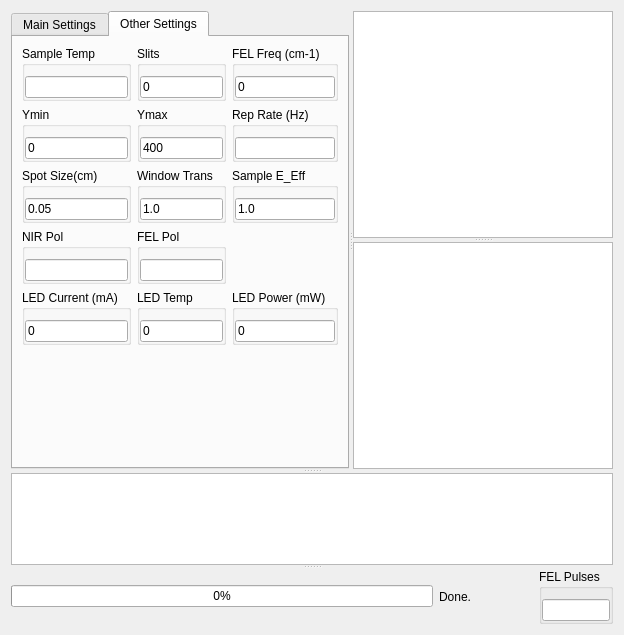
SherwinGroup/EMCCD-psychic, file UIs/TwoColorAbs.ui: the form before one commit.
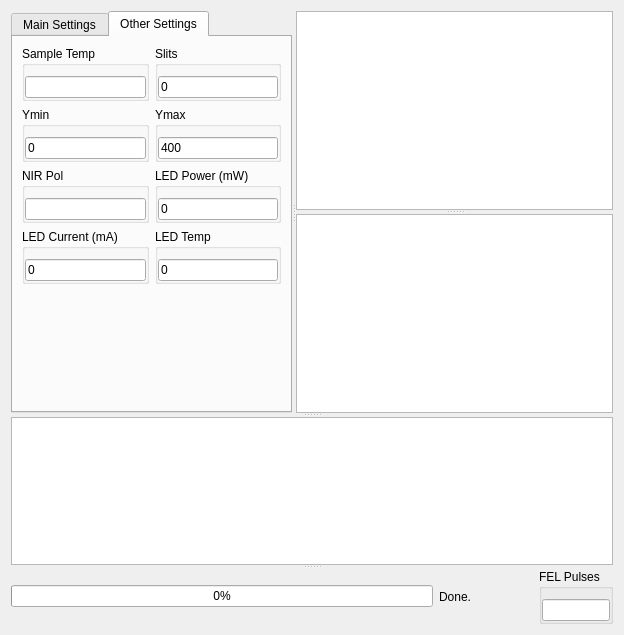
The form after the commit. The open tabs and pages were chosen to show the change. Custom widgets are drawn as their Qt base class.

What changed in the file:
```diff
--- a/UIs/TwoColorAbs.ui
+++ b/UIs/TwoColorAbs.ui
@@ -236,35 +236,37 @@
              <property name="checkable">
               <bool>false</bool>
              </property>
-             <widget class="QINumberEdit" name="tCCDImageNum">
-              <property name="geometry">
-               <rect>
-                <x>1</x>
-                <y>25</y>
-                <width>60</width>
-                <height>20</height>
-               </rect>
+             <layout class="QHBoxLayout" name="horizontalLayout_6">
+              <property name="leftMargin">
+               <number>0</number>
               </property>
-              <property name="text">
-               <string>0</string>
+              <property name="topMargin">
+               <number>10</number>
               </property>
-             </widget>
-             <widget class="QToolButton" name="bProcessImageSequence">
-              <property name="geometry">
-               <rect>
-                <x>61</x>
-                <y>24</y>
-                <width>23</width>
-                <height>22</height>
-               </rect>
+              <property name="rightMargin">
+               <number>0</number>
               </property>
-              <property name="text">
-               <string/>
+              <property name="bottomMargin">
+               <number>0</number>
               </property>
-              <property name="arrowType">
-               <enum>Qt::RightArrow</enum>
-              </property>
-             </widget>
+              <item>
+               <widget class="QINumberEdit" name="tCCDImageNum">
+                <property name="text">
+                 <string>0</string>
+                </property>
+               </widget>
+              </item>
+              <item>
+               <widget class="QToolButton" name="bProcessImageSequence">
+                <property name="text">
+                 <string/>
+                </property>
+                <property name="arrowType">
+                 <enum>Qt::RightArrow</enum>
+                </property>
+               </widget>
+              </item>
+             </layout>
             </widget>
            </item>
            <item row="3" column="2">
@@ -310,109 +312,6 @@
            </item>
           </layout>
          </item>
-         <item>
-          <layout class="QHBoxLayout" name="horizontalLayout_6">
-           <item>
-            <widget class="QGroupBox" name="groupBox_5">
-             <property name="title">
-              <string>FEL Energy (mJ)</string>
-             </property>
-             <property name="flat">
-              <bool>true</bool>
-             </property>
-             <layout class="QHBoxLayout" name="horizontalLayout_7">
-              <property name="leftMargin">
-               <number>0</number>
-              </property>
-              <property name="topMargin">
-               <number>10</number>
-              </property>
-              <property name="rightMargin">
-               <number>0</number>
-              </property>
-              <property name="bottomMargin">
-               <number>0</number>
-              </property>
-              <item>
-               <widget class="QFNumberEdit" name="tCCDFELP">
-                <property name="text">
-                 <string>0</string>
-                </property>
-               </widget>
-              </item>
-             </layout>
-            </widget>
-           </item>
-           <item>
-            <widget class="QGroupBox" name="groupBox_6">
-             <property name="enabled">
-              <bool>false</bool>
-             </property>
-             <property name="title">
-              <string>E (kV/cm)</string>
-             </property>
-             <property name="flat">
-              <bool>true</bool>
-             </property>
-             <layout class="QHBoxLayout" name="horizontalLayout_8">
-              <property name="leftMargin">
-               <number>0</number>
-              </property>
-              <property name="topMargin">
-               <number>10</number>
-              </property>
-              <property name="rightMargin">
-               <number>0</number>
-              </property>
-              <property name="bottomMargin">
-               <number>0</number>
-              </property>
-              <item>
-               <widget class="QLineEdit" name="tCCDEField">
-                <property name="text">
-                 <string>0.0</string>
-                </property>
-               </widget>
-              </item>
-             </layout>
-            </widget>
-           </item>
-           <item>
-            <widget class="QGroupBox" name="groupBox_7">
-             <property name="enabled">
-              <bool>false</bool>
-             </property>
-             <property name="title">
-              <string>I (kW/cm2)</string>
-             </property>
-             <property name="flat">
-              <bool>true</bool>
-             </property>
-             <layout class="QHBoxLayout" name="horizontalLayout_9">
-              <property name="leftMargin">
-               <number>0</number>
-              </property>
-              <property name="topMargin">
-               <number>10</number>
-              </property>
-              <property name="rightMargin">
-               <number>0</number>
-              </property>
-              <property name="bottomMargin">
-               <number>0</number>
-              </property>
-              <item>
-               <widget class="QLineEdit" name="tCCDIntensity">
-                <property name="text">
-                 <string>0.0</string>
-                </property>
-               </widget>
-              </item>
-             </layout>
-            </widget>
-           </item>
-          </layout>
-         </item>
          <item>
           <layout class="QHBoxLayout" name="horizontalLayout_5">
            <item>
@@ -514,99 +413,6 @@
         <layout class="QHBoxLayout" name="horizontalLayout_52">
          <item>
           <layout class="QGridLayout" name="gridLayout_17">
-           <item row="2" column="3">
-            <widget class="QGroupBox" name="groupBox_10">
-             <property name="title">
-              <string>Sample E_Eff</string>
-             </property>
-             <property name="flat">
-              <bool>true</bool>
-             </property>
-             <layout class="QHBoxLayout" name="horizontalLayout_12">
-              <property name="leftMargin">
-               <number>0</number>
-              </property>
-              <property name="topMargin">
-               <number>10</number>
-              </property>
-              <property name="rightMargin">
-               <number>0</number>
-              </property>
-              <property name="bottomMargin">
-               <number>0</number>
-              </property>
-              <item>
-               <widget class="QFNumberEdit" name="tCCDEffectiveField">
-                <property name="text">
-                 <string>1.0</string>
-                </property>
-               </widget>
-              </item>
-             </layout>
-            </widget>
-           </item>
-           <item row="2" column="0">
-            <widget class="QGroupBox" name="groupBox_11">
-             <property name="title">
-              <string>Spot Size(cm)</string>
-             </property>
-             <property name="flat">
-              <bool>true</bool>
-             </property>
-             <layout class="QHBoxLayout" name="horizontalLayout_10">
-              <property name="leftMargin">
-               <number>0</number>
-              </property>
-              <property name="topMargin">
-               <number>10</number>
-              </property>
-              <property name="rightMargin">
-               <number>0</number>
-              </property>
-              <property name="bottomMargin">
-               <number>0</number>
-              </property>
-              <item>
-               <widget class="QFNumberEdit" name="tCCDSpotSize">
-                <property name="text">
-                 <string>0.05</string>
-                </property>
-               </widget>
-              </item>
-             </layout>
-            </widget>
-           </item>
-           <item row="0" column="3">
-            <widget class="QGroupBox" name="groupBox_9">
-             <property name="title">
-              <string>FEL Freq (cm-1)</string>
-             </property>
-             <property name="flat">
-              <bool>true</bool>
-             </property>
-             <layout class="QHBoxLayout" name="horizontalLayout_14">
-              <property name="leftMargin">
-               <number>0</number>
-              </property>
-              <property name="topMargin">
-               <number>10</number>
-              </property>
-              <property name="rightMargin">
-               <number>0</number>
-              </property>
-              <property name="bottomMargin">
-               <number>0</number>
-              </property>
-              <item>
-               <widget class="QFNumberEdit" name="tCCDFELFreq">
-                <property name="text">
-                 <string>0</string>
-                </property>
-               </widget>
-              </item>
-             </layout>
-            </widget>
-           </item>
            <item row="1" column="0">
             <widget class="QGroupBox" name="groupBox_43">
              <property name="title">
@@ -671,7 +477,7 @@
              </layout>
             </widget>
            </item>
-           <item row="4" column="0">
+           <item row="3" column="0">
             <widget class="QGroupBox" name="groupBox_3">
              <property name="title">
               <string>LED Current (mA)</string>
@@ -702,7 +508,7 @@
              </layout>
             </widget>
            </item>
-           <item row="5" column="0">
+           <item row="4" column="0">
             <spacer name="verticalSpacer_4">
              <property name="orientation">
               <enum>Qt::Vertical</enum>
@@ -715,7 +521,7 @@
              </property>
             </spacer>
            </item>
-           <item row="4" column="2">
+           <item row="3" column="2">
             <widget class="QGroupBox" name="groupBox_14">
              <property name="title">
               <string>LED Temp</string>
@@ -746,37 +552,6 @@
              </layout>
             </widget>
            </item>
-           <item row="2" column="2">
-            <widget class="QGroupBox" name="groupBox_12">
-             <property name="title">
-              <string>Window Trans</string>
-             </property>
-             <property name="flat">
-              <bool>true</bool>
-             </property>
-             <layout class="QHBoxLayout" name="horizontalLayout_11">
-              <property name="leftMargin">
-               <number>0</number>
-              </property>
-              <property name="topMargin">
-               <number>10</number>
-              </property>
-              <property name="rightMargin">
-               <number>0</number>
-              </property>
-              <property name="bottomMargin">
-               <number>0</number>
-              </property>
-              <item>
-               <widget class="QFNumberEdit" name="tCCDWindowTransmission">
-                <property name="text">
-                 <string>1.0</string>
-                </property>
-               </widget>
-              </item>
-             </layout>
-            </widget>
-           </item>
            <item row="1" column="2">
             <widget class="QGroupBox" name="groupBox_44">
              <property name="title">
@@ -851,88 +626,7 @@
              </layout>
             </widget>
            </item>
-           <item row="1" column="3">
-            <widget class="QGroupBox" name="groupBox_8">
-             <property name="title">
-              <string>Rep Rate (Hz)</string>
-             </property>
-             <property name="flat">
-              <bool>true</bool>
-             </property>
-             <layout class="QHBoxLayout" name="horizontalLayout_13">
-              <property name="leftMargin">
-               <number>0</number>
-              </property>
-              <property name="topMargin">
-               <number>10</number>
-              </property>
-              <property name="rightMargin">
-               <number>0</number>
-              </property>
-              <property name="bottomMargin">
-               <number>0</number>
-              </property>
-              <item>
-               <widget class="QLineEdit" name="tCCDFELRR"/>
-              </item>
-             </layout>
-            </widget>
-           </item>
-           <item row="3" column="0">
-            <widget class="QGroupBox" name="groupBox_15">
-             <property name="title">
-              <string>NIR Pol</string>
-             </property>
-             <property name="flat">
-              <bool>true</bool>
-             </property>
-             <layout class="QHBoxLayout" name="horizontalLayout_17">
-              <property name="leftMargin">
-               <number>0</number>
-              </property>
-              <property name="topMargin">
-               <number>10</number>
-              </property>
-              <property name="rightMargin">
-               <number>0</number>
-              </property>
-              <property name="bottomMargin">
-               <number>0</number>
-              </property>
-              <item>
-               <widget class="QLineEdit" name="tCCDNIRPol"/>
-              </item>
-             </layout>
-            </widget>
-           </item>
-           <item row="3" column="2">
-            <widget class="QGroupBox" name="groupBox_16">
-             <property name="title">
-              <string>FEL Pol</string>
-             </property>
-             <property name="flat">
-              <bool>true</bool>
-             </property>
-             <layout class="QHBoxLayout" name="horizontalLayout_18">
-              <property name="leftMargin">
-               <number>0</number>
-              </property>
-              <property name="topMargin">
-               <number>10</number>
-              </property>
-              <property name="rightMargin">
-               <number>0</number>
-              </property>
-              <property name="bottomMargin">
-               <number>0</number>
-              </property>
-              <item>
-               <widget class="QLineEdit" name="tCCDFELPol"/>
-              </item>
-             </layout>
-            </widget>
-           </item>
-           <item row="4" column="3">
+           <item row="2" column="2">
             <widget class="QGroupBox" name="groupBox_17">
              <property name="title">
               <string>LED Power (mW)</string>
@@ -963,6 +657,33 @@
              </layout>
             </widget>
            </item>
+           <item row="2" column="0">
+            <widget class="QGroupBox" name="groupBox_15">
+             <property name="title">
+              <string>NIR Pol</string>
+             </property>
+             <property name="flat">
+              <bool>true</bool>
+             </property>
+             <layout class="QHBoxLayout" name="horizontalLayout_17">
+              <property name="leftMargin">
+               <number>0</number>
+              </property>
+              <property name="topMargin">
+               <number>10</number>
+              </property>
+              <property name="rightMargin">
+               <number>0</number>
+              </property>
+              <property name="bottomMargin">
+               <number>0</number>
+              </property>
+              <item>
+               <widget class="QLineEdit" name="tCCDNIRPol"/>
+              </item>
+             </layout>
+            </widget>
+           </item>
           </layout>
          </item>
         </layout>
```
Left out of the diff: 4 changed lines with no effect on the pictures.
